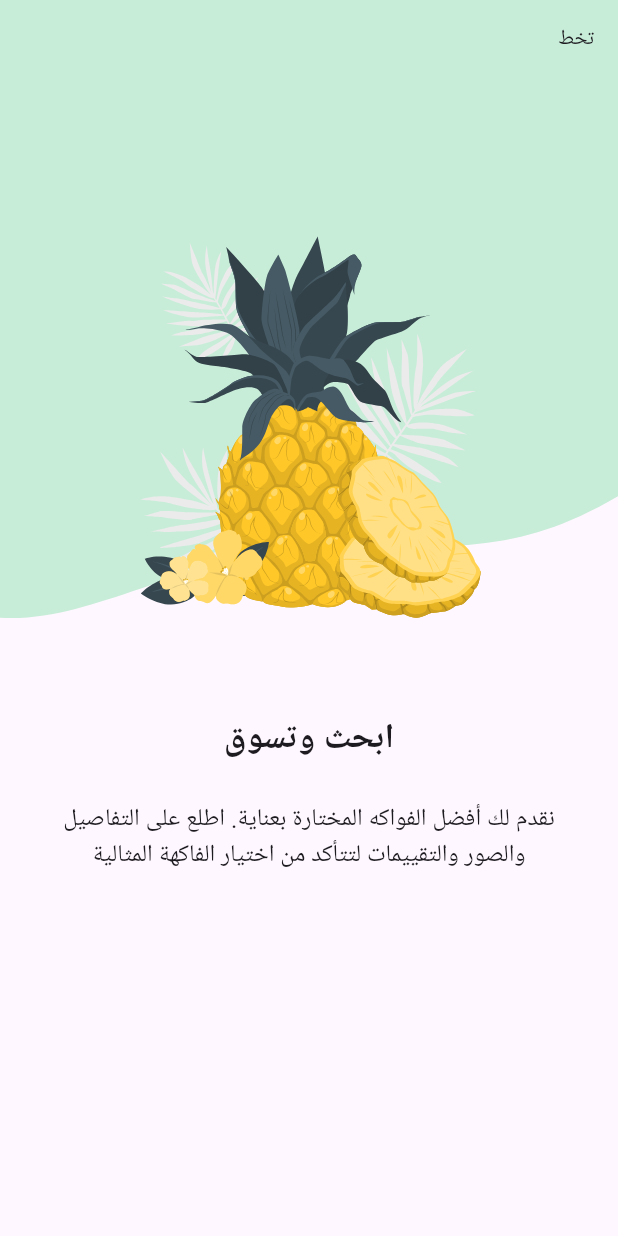
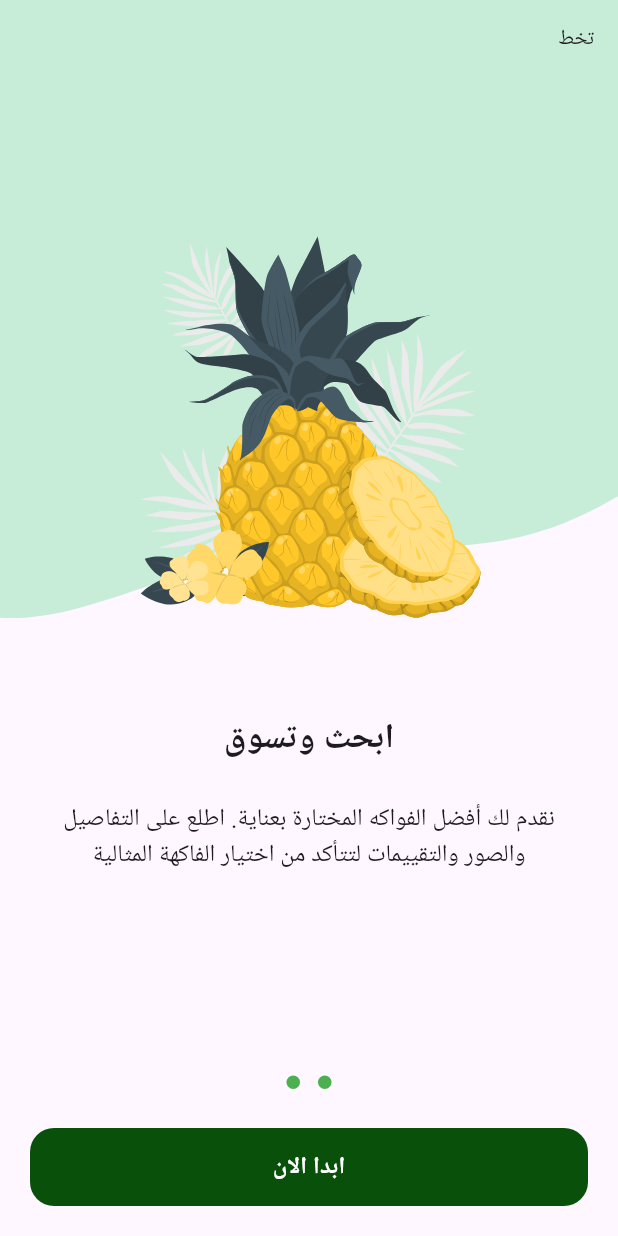
Before and after one commit to omarelshahawy00/Fresh-Fruity, a Flutter app: the screen it shows after launch, swiped to page 2, on a phone screen of 412 x 824 dp. Run offline on Flutter 3.47's test engine with Material 3 defaults, Android fonts, the phone set to English and light mode, and no system bars; drawn by our look-alikes of dots_indicator; our stand-ins replace flutter_svg.

Commit message:
add onboarding UI components and helper functions; include dots indicator and custom buttons

```diff
--- /dev/null
+++ b/lib/core/helper_functions/spacing.dart
@@ -0,0 +1,9 @@
+import 'package:flutter/material.dart';
+
+SizedBox verticalSpace(double height) => SizedBox(
+      height: height,
+    );
+
+SizedBox horizontalSpace(double width) => SizedBox(
+      width: width,
+    );
--- /dev/null
+++ b/lib/core/theming/colors.dart
@@ -0,0 +1,12 @@
+import 'package:flutter/material.dart';
+
+class ColorsManager {
+  static const Color mainBlue = Color(0xFF247CFF);
+  static const Color lightBlue = Color(0xFFF4F8FF);
+  static const Color darkBlue = Color(0xFF242424);
+  static const Color gray = Color(0xFF757575);
+  static const Color lightGray = Color(0xFFC2C2C2);
+  static const Color lighterGray = Color(0xFFEDEDED);
+  static const Color moreLightGray = Color(0xFFFDFDFF);
+  static const Color moreLighterGray = Color(0xFFF5F5F5);
+}
--- /dev/null
+++ b/lib/core/theming/font_weight_helper.dart
@@ -0,0 +1,12 @@
+import 'package:flutter/material.dart';
+
+class FontWeightHelper {
+  static const FontWeight thin = FontWeight.w100;
+  static const FontWeight extraLight = FontWeight.w200;
+  static const FontWeight light = FontWeight.w300;
+  static const FontWeight regular = FontWeight.w400;
+  static const FontWeight medium = FontWeight.w500;
+  static const FontWeight semiBold = FontWeight.w600;
+  static const FontWeight bold = FontWeight.w700;
+  static const FontWeight extraBold = FontWeight.w800;
+}
--- /dev/null
+++ b/lib/core/theming/styles.dart
@@ -0,0 +1,143 @@
+import 'package:ecommerce_app/core/theming/colors.dart';
+import 'package:ecommerce_app/core/theming/font_weight_helper.dart';
+import 'package:flutter/material.dart';
+
+class TextStyles {
+  static TextStyle font24BlackBold = TextStyle(
+    fontSize: 24,
+    fontWeight: FontWeightHelper.bold,
+    color: Colors.black,
+  );
+
+  static TextStyle font32BlueBold = TextStyle(
+    fontSize: 32,
+    fontWeight: FontWeightHelper.bold,
+    color: ColorsManager.mainBlue,
+  );
+
+  static TextStyle font13BlueSemiBold = TextStyle(
+    fontSize: 13,
+    fontWeight: FontWeightHelper.semiBold,
+    color: ColorsManager.mainBlue,
+  );
+
+  static TextStyle font13DarkBlueMedium = TextStyle(
+    fontSize: 13,
+    fontWeight: FontWeightHelper.medium,
+    color: ColorsManager.darkBlue,
+  );
+
+  static TextStyle font13DarkBlueRegular = TextStyle(
+    fontSize: 13,
+    fontWeight: FontWeightHelper.regular,
+    color: ColorsManager.darkBlue,
+  );
+
+  static TextStyle font24BlueBold = TextStyle(
+    fontSize: 24,
+    fontWeight: FontWeightHelper.bold,
+    color: ColorsManager.mainBlue,
+  );
+
+  static TextStyle font16WhiteSemiBold = TextStyle(
+    fontSize: 16,
+    fontWeight: FontWeightHelper.semiBold,
+    color: Colors.white,
+  );
+
+  static TextStyle font13GrayRegular = TextStyle(
+    fontSize: 13,
+    fontWeight: FontWeightHelper.regular,
+    color: ColorsManager.gray,
+  );
+
+  static TextStyle font12GrayRegular = TextStyle(
+    fontSize: 12,
+    fontWeight: FontWeightHelper.regular,
+    color: ColorsManager.gray,
+  );
+
+  static TextStyle font12GrayMedium = TextStyle(
+    fontSize: 12,
+    fontWeight: FontWeightHelper.medium,
+    color: ColorsManager.gray,
+  );
+
+  static TextStyle font12DarkBlueRegular = TextStyle(
+    fontSize: 12,
+    fontWeight: FontWeightHelper.regular,
+    color: ColorsManager.darkBlue,
+  );
+
+  static TextStyle font12BlueRegular = TextStyle(
+    fontSize: 12,
+    fontWeight: FontWeightHelper.regular,
+    color: ColorsManager.mainBlue,
+  );
+
+  static TextStyle font13BlueRegular = TextStyle(
+    fontSize: 13,
+    fontWeight: FontWeightHelper.regular,
+    color: ColorsManager.mainBlue,
+  );
+
+  static TextStyle font14GrayRegular = TextStyle(
+    fontSize: 14,
+    fontWeight: FontWeightHelper.regular,
+    color: ColorsManager.gray,
+  );
+
+  static TextStyle font14LightGrayRegular = TextStyle(
+    fontSize: 14,
+    fontWeight: FontWeightHelper.regular,
+    color: ColorsManager.lightGray,
+  );
+
+  static TextStyle font14DarkBlueMedium = TextStyle(
+    fontSize: 14,
+    fontWeight: FontWeightHelper.medium,
+    color: ColorsManager.darkBlue,
+  );
+
+  static TextStyle font14DarkBlueBold = TextStyle(
+    fontSize: 14,
+    fontWeight: FontWeightHelper.bold,
+    color: ColorsManager.darkBlue,
+  );
+
+  static TextStyle font16WhiteMedium = TextStyle(
+    fontSize: 16,
+    fontWeight: FontWeightHelper.medium,
+    color: Colors.white,
+  );
+
+  static TextStyle font14BlueSemiBold = TextStyle(
+    fontSize: 14,
+    fontWeight: FontWeightHelper.semiBold,
+    color: ColorsManager.mainBlue,
+  );
+
+  static TextStyle font15DarkBlueMedium = TextStyle(
+    fontSize: 15,
+    fontWeight: FontWeightHelper.medium,
+    color: ColorsManager.darkBlue,
+  );
+
+  static TextStyle font18DarkBlueBold = TextStyle(
+    fontSize: 18,
+    fontWeight: FontWeightHelper.bold,
+    color: ColorsManager.darkBlue,
+  );
+
+  static TextStyle font18DarkBlueSemiBold = TextStyle(
+    fontSize: 18,
+    fontWeight: FontWeightHelper.semiBold,
+    color: ColorsManager.darkBlue,
+  );
+
+  static TextStyle font18WhiteMedium = TextStyle(
+    fontSize: 18,
+    fontWeight: FontWeightHelper.medium,
+    color: Colors.white,
+  );
+}
--- /dev/null
+++ b/lib/core/widgets/app_text_button.dart
@@ -0,0 +1,49 @@
+import 'package:ecommerce_app/core/theming/colors.dart';
+import 'package:ecommerce_app/core/theming/styles.dart';
+import 'package:flutter/material.dart';
+
+class AppTextButton extends StatelessWidget {
+  const AppTextButton({
+    super.key,
+    required this.onPressed,
+    required this.buttonText,
+    this.textStyle,
+    this.buttonWidth,
+    this.buttonHeight,
+    this.backgroundColor,
+    this.borderRadius,
+    this.horizontalPadding,
+    this.verticalPadding,
+  });
+
+  final VoidCallback onPressed;
+  final String buttonText;
+  final TextStyle? textStyle;
+  final double? buttonWidth;
+  final double? buttonHeight;
+  final Color? backgroundColor;
+  final BorderRadius? borderRadius;
+  final double? horizontalPadding;
+  final double? verticalPadding;
+
+  @override
+  Widget build(BuildContext context) {
+    return TextButton(
+        style: TextButton.styleFrom(
+          fixedSize: Size(buttonWidth ?? double.maxFinite, buttonHeight ?? 52),
+          backgroundColor: backgroundColor ?? ColorsManager.mainBlue,
+          shape: RoundedRectangleBorder(
+            borderRadius: borderRadius ??
+                BorderRadius.circular(16), // Rounds the button corners
+          ),
+          padding: EdgeInsets.symmetric(
+              horizontal: horizontalPadding ?? 12,
+              vertical: verticalPadding ?? 14),
+        ),
+        onPressed: onPressed,
+        child: Text(
+          buttonText,
+          style: textStyle ?? TextStyles.font16WhiteSemiBold,
+        ));
+  }
+}
--- /dev/null
+++ b/lib/core/widgets/app_text_form_field.dart
@@ -0,0 +1,63 @@
+import 'package:ecommerce_app/core/theming/colors.dart';
+import 'package:ecommerce_app/core/theming/styles.dart';
+import 'package:flutter/material.dart';
+
+class AppTextFormField extends StatelessWidget {
+  const AppTextFormField({
+    super.key,
+    required this.hintText,
+    this.focusedBorder,
+    this.enabledBorder,
+    this.borderRadius,
+    this.borderSide,
+    this.hintTextStyle,
+    this.contentPadding,
+    this.isObscureText,
+    this.backgroundColor,
+    this.suffixIcon,
+  });
+
+  final String hintText;
+  final InputBorder? focusedBorder;
+  final InputBorder? enabledBorder;
+  final BorderRadius? borderRadius;
+  final BorderSide? borderSide;
+  final TextStyle? hintTextStyle;
+  final EdgeInsetsGeometry? contentPadding;
+  final bool? isObscureText;
+  final Color? backgroundColor;
+  final Widget? suffixIcon;
+
+  @override
+  Widget build(BuildContext context) {
+    return TextFormField(
+      obscureText: isObscureText ?? false,
+      decoration: InputDecoration(
+        isDense: true,
+        hintText: hintText,
+        hintStyle: hintTextStyle ?? TextStyles.font14LightGrayRegular,
+        fillColor: ColorsManager.moreLightGray,
+        filled: true,
+        suffixIcon: suffixIcon,
+        contentPadding: contentPadding ??
+            EdgeInsets.symmetric(horizontal: 20, vertical: 18),
+        focusedBorder: focusedBorder ??
+            OutlineInputBorder(
+              borderSide: BorderSide(
+                color: backgroundColor ?? ColorsManager.mainBlue,
+                width: 1.3,
+              ),
+              borderRadius: borderRadius ?? BorderRadius.circular(16),
+            ),
+        enabledBorder: enabledBorder ??
+            OutlineInputBorder(
+              borderSide: BorderSide(
+                color: backgroundColor ?? ColorsManager.lightGray,
+                width: 1.3,
+              ),
+              borderRadius: borderRadius ?? BorderRadius.circular(16),
+            ),
+      ),
+    );
+  }
+}
--- a/lib/features/onboarding/ui/screens/widgets/onboarding_page_view.dart
+++ b/lib/features/onboarding/ui/screens/widgets/onboarding_page_view.dart
@@ -3,11 +3,12 @@ import 'package:ecommerce_app/features/onboarding/ui/screens/widgets/page_view_i
 import 'package:flutter/material.dart';
 
 class OnboardingPageView extends StatelessWidget {
-  const OnboardingPageView({super.key});
-
+  const OnboardingPageView({super.key, required this.pageController});
+  final PageController pageController;
   @override
   Widget build(BuildContext context) {
     return PageView(
+      controller: pageController,
       children: [
         PageViewItem(
           backgroundImage: ConstImages.onboardingBackground1,
@@ -30,6 +31,7 @@ class OnboardingPageView extends StatelessWidget {
         ),
         PageViewItem(
           backgroundImage: ConstImages.onboardingBackground2,
+          skipTitle: Text('تخط'),
           title: Row(
             mainAxisAlignment: MainAxisAlignment.center,
             children: [
--- a/lib/features/onboarding/ui/screens/widgets/onboarding_screen_body.dart
+++ b/lib/features/onboarding/ui/screens/widgets/onboarding_screen_body.dart
@@ -1,18 +1,70 @@
+import 'package:dots_indicator/dots_indicator.dart';
 import 'package:ecommerce_app/core/utils/const_images.dart';
+import 'package:ecommerce_app/core/widgets/app_text_button.dart';
 import 'package:ecommerce_app/features/onboarding/ui/screens/widgets/onboarding_page_view.dart';
 import 'package:flutter/material.dart';
 import 'package:flutter_svg/svg.dart';
 
-class OnboardingScreenBody extends StatelessWidget {
+class OnboardingScreenBody extends StatefulWidget {
   const OnboardingScreenBody({super.key});
+
+  @override
+  State<OnboardingScreenBody> createState() => _OnboardingScreenBodyState();
+}
+
+late PageController pageController;
+int currentPage = 0;
+
+class _OnboardingScreenBodyState extends State<OnboardingScreenBody> {
+  @override
+  void initState() {
+    pageController = PageController();
+    pageController.addListener(() {
+      currentPage = pageController.page!.round();
+      setState(() {});
+    });
+    super.initState();
+  }
+
+  @override
+  void dispose() {
+    pageController.dispose();
+    super.dispose();
+  }
 
   @override
   Widget build(BuildContext context) {
     return Column(
       children: [
         Expanded(
-          child: OnboardingPageView(),
+          child: OnboardingPageView(
+            pageController: pageController,
+          ),
         ),
+        DotsIndicator(
+          decorator: DotsDecorator(
+            color: Colors.green.withValues(alpha: currentPage == 0 ? .5 : 1),
+            activeColor: Colors.green,
+          ),
+          dotsCount: 2,
+          position: 0,
+        ),
+        SizedBox(height: 20),
+        Padding(
+          padding: const EdgeInsets.symmetric(horizontal: 20),
+          child: Visibility(
+            maintainAnimation: true,
+            maintainSize: true,
+            maintainState: true,
+            visible: currentPage == 0 ? false : true,
+            child: AppTextButton(
+              onPressed: () {},
+              buttonText: 'ابدا الان',
+              backgroundColor: const Color.fromARGB(255, 9, 80, 11),
+            ),
+          ),
+        ),
+        SizedBox(height: 20),
       ],
     );
   }
--- a/lib/features/onboarding/ui/screens/widgets/page_view_item.dart
+++ b/lib/features/onboarding/ui/screens/widgets/page_view_item.dart
@@ -1,3 +1,4 @@
+import 'package:dots_indicator/dots_indicator.dart';
 import 'package:flutter/material.dart';
 import 'package:flutter_svg/svg.dart';
 
@@ -7,11 +8,13 @@ class PageViewItem extends StatelessWidget {
       required this.backgroundImage,
       required this.subTitle,
       required this.centerImage,
-      required this.title});
+      required this.title,
+      this.skipTitle});
   final String backgroundImage;
   final String subTitle;
   final String centerImage;
   final Widget title;
+  final Widget? skipTitle;
   @override
   Widget build(BuildContext context) {
     return Column(
@@ -37,7 +40,7 @@ class PageViewItem extends StatelessWidget {
               ),
               Padding(
                 padding: const EdgeInsets.all(16.0),
-                child: Text('تخط'),
+                child: skipTitle ?? Container(),
               ),
             ],
           ),
--- a/pubspec.yaml
+++ b/pubspec.yaml
@@ -35,6 +35,7 @@ dependencies:
   flutter:
     sdk: flutter
   flutter_svg: ^2.0.17
+  dots_indicator: ^3.0.0
 
 dev_dependencies:
   flutter_test:
```
Also changed, not shown: pubspec.lock.
